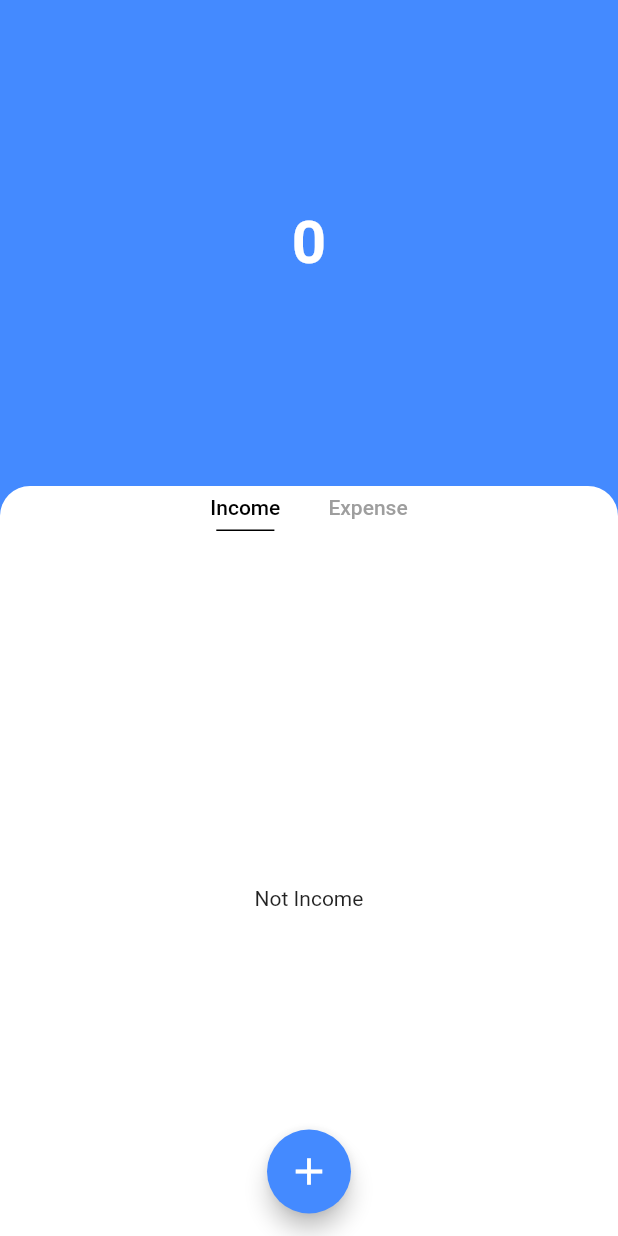
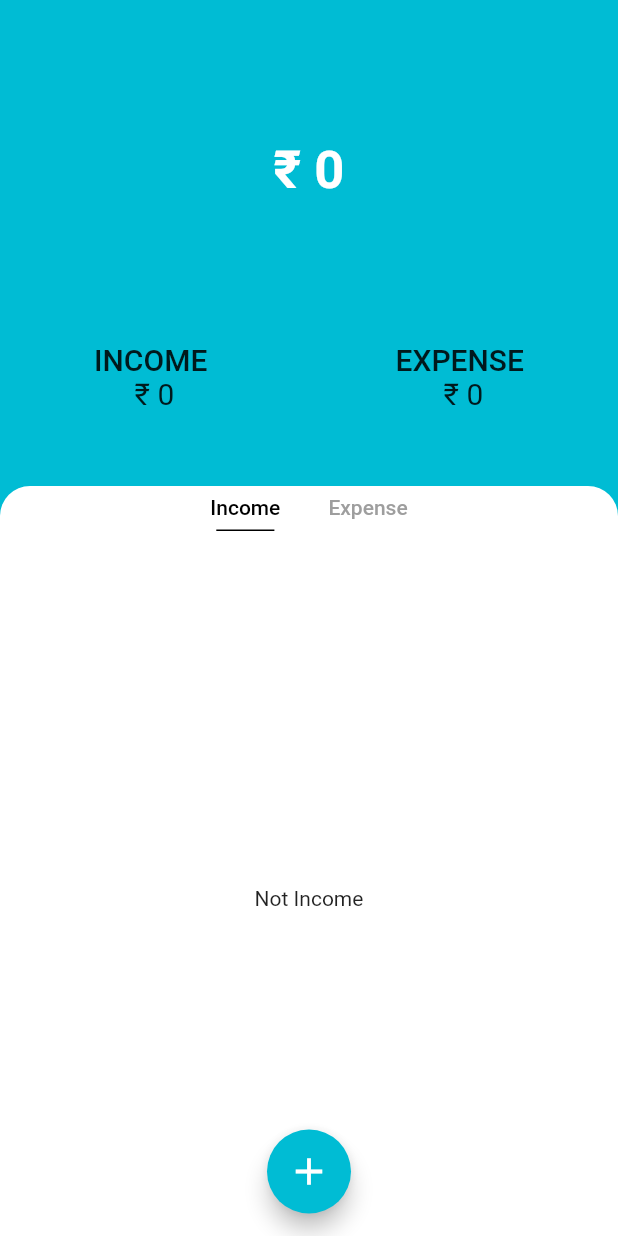
Before and after one commit to prathap021/inex, a Flutter app: the screen it shows after launch, on a phone screen of 412 x 824 dp. Run offline on Flutter 3.47's test engine with Material 2 defaults, Android fonts, the light colour scheme and no system bars; our stand-ins replace shared_preferences, sqflite; accounts and stored records are empty.

Commit message:
list ui changed

```diff
--- a/lib/view/homepage.dart
+++ b/lib/view/homepage.dart
@@ -110,7 +110,7 @@ class _InExState extends State<InEx> with TickerProviderStateMixin {
       length: tablength,
       child: SafeArea(
         child: Scaffold(
-            backgroundColor: Colors.blueAccent,
+            backgroundColor:  Colors.cyan,
             floatingActionButton: AnimatedSlide(
               duration: duration,
               offset: _showFab ? Offset.zero : Offset(0, 2),
@@ -120,7 +120,7 @@ class _InExState extends State<InEx> with TickerProviderStateMixin {
                 child: Padding(
                   padding: const EdgeInsets.all(15),
                   child: FloatingActionButton(
-                    backgroundColor: Colors.blueAccent,
+                    backgroundColor: Colors.cyan,
                     child: Icon(
                       Icons.add,
                       size: 30,
@@ -166,13 +166,44 @@ class _InExState extends State<InEx> with TickerProviderStateMixin {
                               child: Padding(
                                 padding: const EdgeInsets.all(8.0),
                                 child: Text(
-                                  (apitotamt - totexpo).toString(),
+                                  ("₹\t${apitotamt - totexpo}").toString(),
                                   style: TextStyle(
-                                      fontSize: 40,
+                                      fontSize: 35,
                                       color: Colors.white,
                                       fontWeight: FontWeight.bold),
                                 ),
                               ))),
+                      Container(
+                        // height: 100,
+                        // color: Colors.white,
+                        child: Column(
+                          // crossAxisAlignment: CrossAxisAlignment.stretch,
+                          // mainAxisAlignment: MainAxisAlignment.center,
+
+                          children: [
+                            Row(
+                              crossAxisAlignment: CrossAxisAlignment.center,
+                              mainAxisAlignment: MainAxisAlignment.spaceAround,
+                              children: [
+                                Text("INCOME",style: TextStyle(fontSize: 20,fontWeight: FontWeight.w500),),
+                                Text("EXPENSE",style: TextStyle(fontSize: 20,fontWeight: FontWeight.w500),),
+
+                              ],
+                            ),
+                            Row(
+                              crossAxisAlignment: CrossAxisAlignment.start,
+                              mainAxisAlignment: MainAxisAlignment.spaceAround,
+                              children: [
+                                Text("₹\t$apitotamt",style: TextStyle(fontSize: 20),),
+                                Text("₹\t$totexpo",style: TextStyle(fontSize: 20),),
+
+                              ],
+                            ),
+                          ],
+                        ),
+                      ),
+                      SizedBox(height: 50,),
+
                       Container(
                         height: 500,
                         decoration: BoxDecoration(
@@ -239,7 +270,7 @@ class _InExState extends State<InEx> with TickerProviderStateMixin {
                   var month = DateFormat.MMMM().format(tempDate);
 
                   return SizedBox(
-                    height: 100,
+                    // height: 85,
                     child: GestureDetector(
                       onDoubleTap: () {
                         showModalBottomSheet(
@@ -253,9 +284,18 @@ class _InExState extends State<InEx> with TickerProviderStateMixin {
                               );
                             });
                       },
-                      child: Card(
-                          elevation: 10,
-                          child: ListTile(
+                      child: Column(
+                        children: [
+                          Align(
+                            alignment: Alignment.bottomLeft,
+                            child: Padding(
+                              padding: const EdgeInsets.only(left: 22,bottom: 5),
+                              child: Text(month.toString() +
+                                  "\t" +
+                                  tempDate.day.toString(),style: TextStyle(fontSize: 18,fontWeight: FontWeight.bold),),
+                            ),
+                          ),
+                          ListTile(
                             onLongPress: () async {
                               setState(() {});
                               print(
@@ -267,14 +307,18 @@ class _InExState extends State<InEx> with TickerProviderStateMixin {
                               await totalamount();
                               await InEx.globalKey.currentState!.totalamount();
                             },
-                            leading: Text(month.toString() +
-                                "\t" +
-                                tempDate.day.toString()),
-                            title: Text(_expenses[index].name!),
-                            subtitle: Text(_expenses[index].description!),
+                            leading: CircleAvatar(radius: 30,backgroundColor: Colors.cyan,
+                                child: Text(_expenses[index].name![0].toUpperCase(),style: TextStyle(fontSize: 18,fontWeight: FontWeight.bold,color: Colors.white),)),
+                            // leading: Text(month.toString() +
+                            //     "\t" +
+                            //     tempDate.day.toString()),
+                            title: Text(_expenses[index].name!,style: TextStyle(fontSize: 18,fontWeight: FontWeight.bold),),
+                            subtitle: Text(_expenses[index].description!,style: TextStyle(fontSize: 18,fontWeight: FontWeight.bold),),
                             trailing:
-                                Text(_expenses[index].expense!.toString()),
-                          )),
+                                Text("₹\t"+_expenses[index].expense!.toString(),style: TextStyle(fontSize: 18,fontWeight: FontWeight.bold),),
+                          ),
+                        ],
+                      ),
                     ),
                   );
                 })
@@ -302,7 +346,7 @@ class _InExState extends State<InEx> with TickerProviderStateMixin {
                   var month = DateFormat.MMMM().format(tempDate);
 
                   return SizedBox(
-                      height: 100,
+                      // height: 130,
                       child: GestureDetector(
                         onLongPress: () async {
                           setState(() {});
@@ -326,16 +370,27 @@ class _InExState extends State<InEx> with TickerProviderStateMixin {
                                 );
                               });
                         },
-                        child: Card(
-                            elevation: 10,
-                            child: ListTile(
-                              leading: Text(month.toString() +
-                                  "\t" +
-                                  tempDate.day.toString()),
-                              title: Text(_income[index].name!),
-                              subtitle: Text(_income[index].description!),
-                              trailing: Text(_income[index].income!.toString()),
-                            )),
+                        child: Column(
+                          children: [
+
+                            Align(
+                              alignment: Alignment.bottomLeft,
+                              child: Padding(
+                                padding: const EdgeInsets.only(left: 22,bottom: 5),
+                                child: Text(month.toString() +
+                                "\t\t\t" +
+                                tempDate.day.toString(),style: TextStyle(fontSize: 18,fontWeight: FontWeight.bold),),
+                              ),
+                            ),
+                            ListTile(
+                              leading: CircleAvatar(radius: 30,backgroundColor: Colors.cyan,
+                              child: Text(_income[index].name![0].toUpperCase(),style: TextStyle(fontSize: 18,fontWeight: FontWeight.bold,color: Colors.white),)),
+                              title: Text(_income[index].name!,style: TextStyle(fontSize: 18,fontWeight: FontWeight.bold),),
+                              subtitle: Text(_income[index].description!,style: TextStyle(fontSize: 18,fontWeight: FontWeight.bold),),
+                              trailing: Text("₹\t"+_income[index].income!.toString(),style: TextStyle(fontSize: 18,fontWeight: FontWeight.bold),),
+                            ),
+                          ],
+                        ),
                       ));
                 })
             : Center(
--- a/lib/widget/bottomSheet.dart
+++ b/lib/widget/bottomSheet.dart
@@ -216,7 +216,6 @@ class _CusBottomSheetState extends State<CusBottomSheet> {
                   child: Card(
                     elevation: 10,
                     shape: RoundedRectangleBorder(
-
                       borderRadius: BorderRadius.circular(100),
                     ),
                     child: Column(
```
